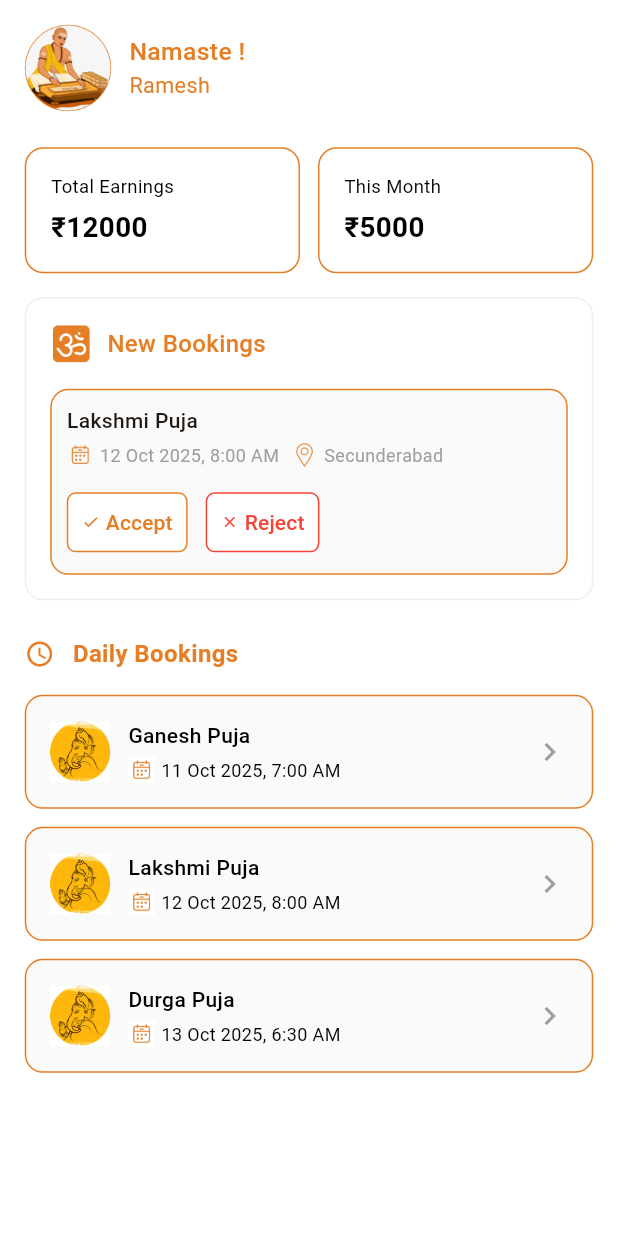
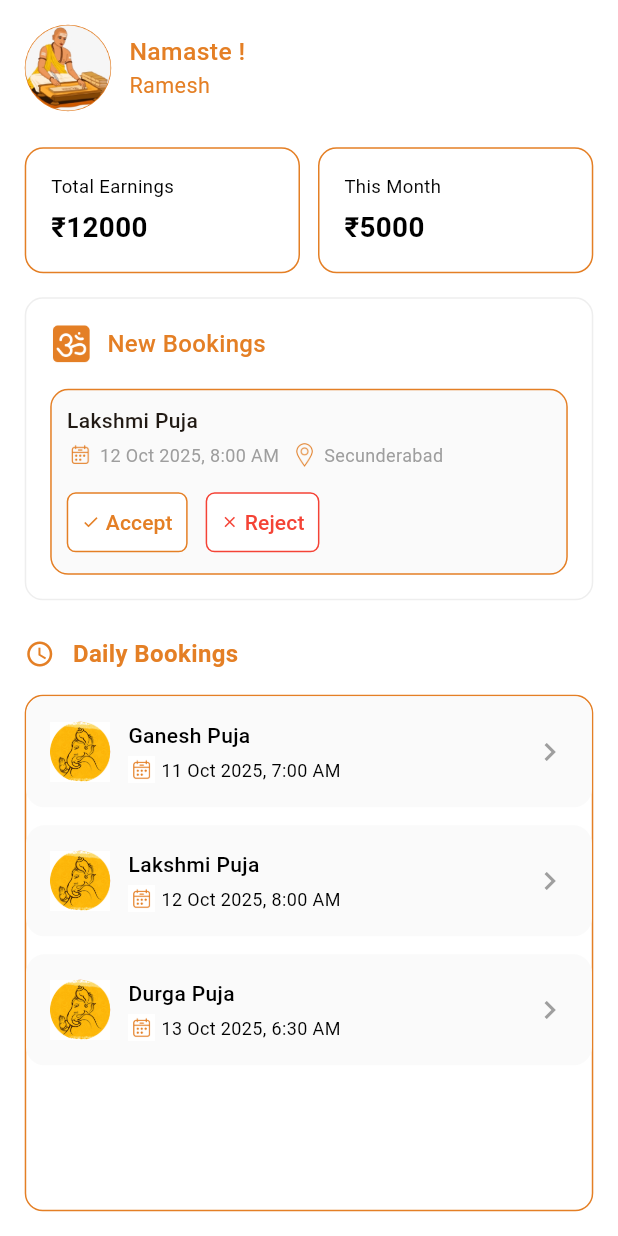
Before and after one commit to suneel-amunik123/namami-app, a Flutter app: the HomeScreen screen opened directly, on a phone screen of 412 x 824 dp. Run offline on Flutter 3.47's test engine with Material 3 defaults, Android fonts, the phone set to English and light mode, and no system bars; our stand-ins replace flutter_screenutil, image_picker.

Commit message:
Dialy booking border change

```diff
--- a/lib/features/home/screens/booking_screen.dart
+++ b/lib/features/home/screens/booking_screen.dart
@@ -230,7 +230,8 @@ class _BookingScreenState extends State<BookingScreen> {
                     Navigator.push(
                       context,
                       MaterialPageRoute(
-                        builder: (context) => BookingDetailsScreen(booking: booking),
+                        builder: (context) =>
+                            BookingDetailsScreen(booking: booking),
                       ),
                     );
                   }
--- a/lib/features/home/screens/home_screen.dart
+++ b/lib/features/home/screens/home_screen.dart
@@ -182,6 +182,11 @@ class _HomeScreenState extends State<HomeScreen> {
 
               // Booking List
               Expanded(
+                child: Container(
+                  decoration: BoxDecoration(
+                    borderRadius: BorderRadius.circular(12),
+                    border: Border.all(color: const Color(0xFFE47F25), width: 1),
+                  ),
                   child: Consumer<HomeProvider>(
                     builder: (context, homeProvider, child) {
                       final bookings = homeProvider.bookings;
@@ -192,6 +197,7 @@ class _HomeScreenState extends State<HomeScreen> {
                         },
                       );
                     },
+                  ),
                 ),
               ),
             ],
@@ -242,7 +248,6 @@ class _HomeScreenState extends State<HomeScreen> {
       decoration: BoxDecoration(
         color: Colors.grey.shade50,
         borderRadius: BorderRadius.circular(12),
-        border: Border.all(color: Color(0xFFE47F25)),
       ),
       child: Row(
         children: [
```
Lines whose indentation alone changed are shown as unchanged.
